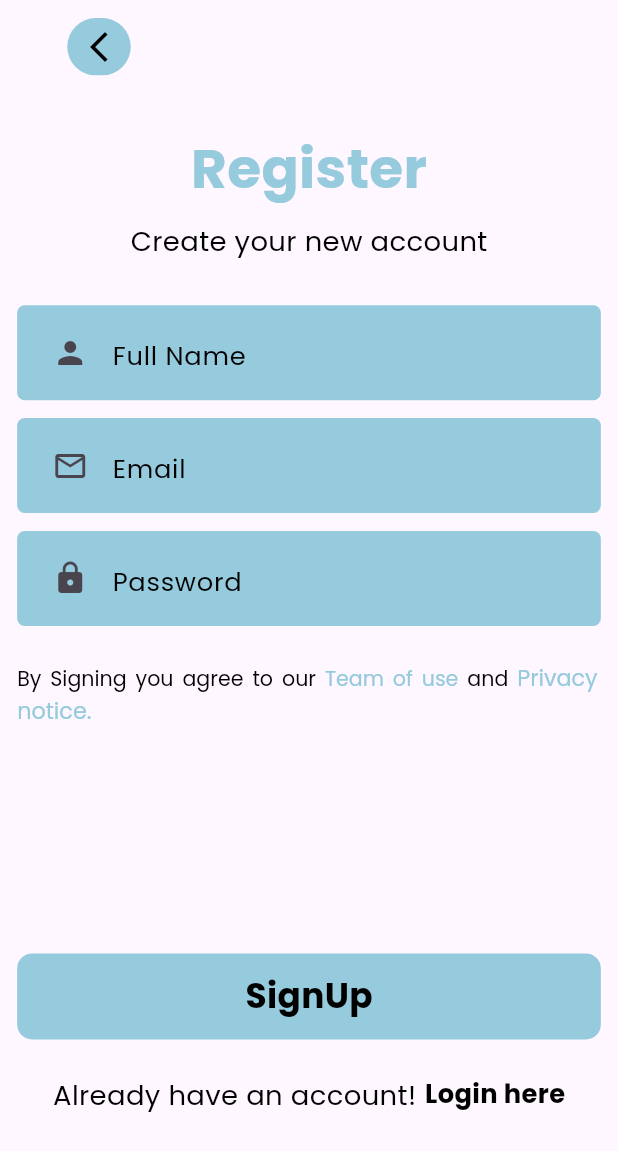
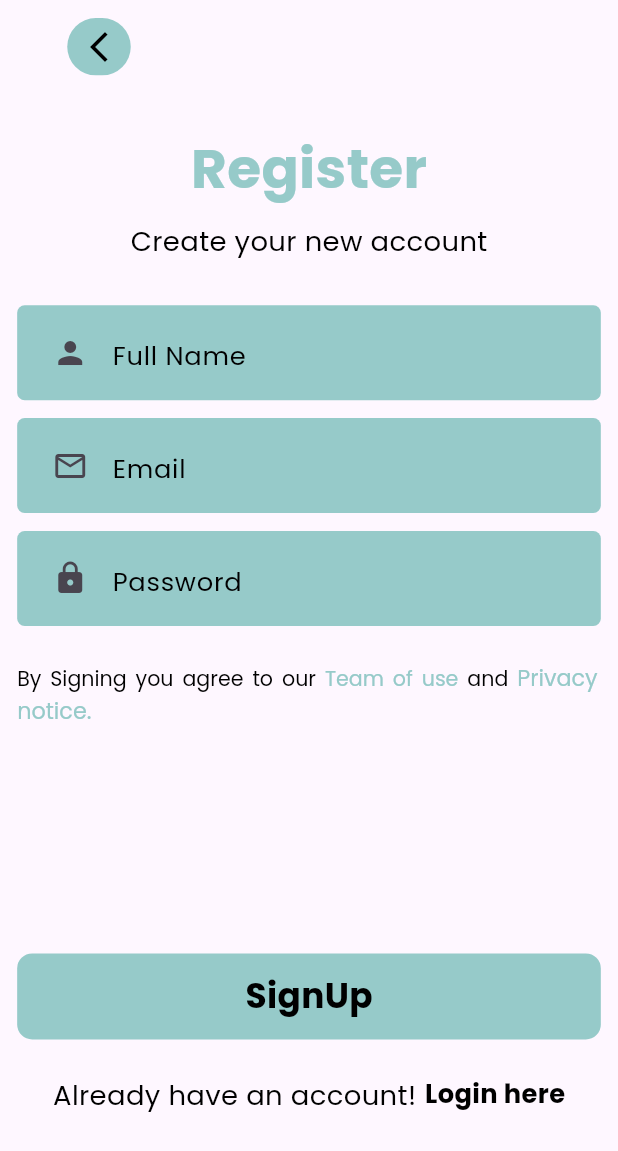
Before and after one commit to sadiqawan/qurbani_app, a Flutter app: the screen it shows after launch, after a tap on "Sign Up", on a phone screen of 412 x 824 dp. Shown: the top 1151 px of the screen. Run offline on Flutter 3.47's test engine with Material 3 defaults, Android fonts, the phone set to English and light mode, and no system bars; our stand-ins replace cloud_firestore, firebase_auth, firebase_core, flutter_screenutil, get, google_fonts and 2 more; missing offline and left inert: fade_out_particle; accounts and stored records are empty.

Commit message:
fiebase added

```diff
--- a/lib/const/constant_colors.dart
+++ b/lib/const/constant_colors.dart
@@ -1,6 +1,6 @@
 import 'dart:ui';
 import 'package:flutter/material.dart';
 
-var kPriemryColor = const Color.fromRGBO(150, 202, 221,1);
+var kPriemryColor = const Color.fromRGBO(150, 202, 201,1);
 var kWhit =  Colors.white;
 var kBlack =  Colors.black;
--- a/lib/main.dart
+++ b/lib/main.dart
@@ -1,8 +1,20 @@
+import 'package:firebase_core/firebase_core.dart';
 import 'package:flutter/material.dart';
-import 'package:medally_pro/views/auth%20_view/registration_view/registration_view.dart';
+import 'package:flutter_screenutil/flutter_screenutil.dart';
+import 'package:get/get.dart';
 import 'package:medally_pro/views/splash_view/splash_view.dart';
 
-void main() {
+void main() async{
+  WidgetsFlutterBinding.ensureInitialized();
+  await Firebase.initializeApp(
+    options: const FirebaseOptions(
+      apiKey: 'AIzaSyDkfCdpv_V4-mDfMkLylw7B-7GKs1ZJApQ',
+      appId: '1:295050447190:android:d9cab16e55a73d1950eef7',
+      messagingSenderId: '295050447190',
+      projectId: 'newapp-2580d',
+      storageBucket: 'newapp-2580d.appspot.com',
+    ),
+  );
   runApp(const MyApp());
 }
 
@@ -12,14 +24,23 @@ class MyApp extends StatelessWidget {
   // This widget is the root of your application.
   @override
   Widget build(BuildContext context) {
-    return MaterialApp(
-      title: 'MediallyPro',
-      theme: ThemeData(
+    return ScreenUtilInit(
+      designSize: const Size(360, 690),
+      splitScreenMode: true,
+      minTextAdapt: true,
+      builder: (BuildContext context, Widget? child) {
+        return GetMaterialApp(
+            debugShowCheckedModeBanner: false,
+            title: 'MediallyPro',
+            theme: ThemeData(
+              primarySwatch: Colors.cyan,
+            ),
+            home: const SplashScreen()
+          // ModelTestClass()
+          // BottomNavbarScreen()
 
-        colorScheme: ColorScheme.fromSeed(seedColor: Colors.deepPurple),
-        useMaterial3: true,
-      ),
-      home: const SplashScreen(),
+        );
+      },
     );
   }
 }
--- a/lib/views/auth _view/login_view/login_view.dart
+++ b/lib/views/auth _view/login_view/login_view.dart
@@ -27,8 +27,8 @@ class LoginScreen extends StatelessWidget {
                     clipper: _BottomCurveClipper(),
                     child: Image.asset(
                       'assets/images/medical-icon.png',
-                      width: double.infinity,
-                      height: 250.h,
+                      width: 180.w,
+                      height: 180.h,
                       fit: BoxFit.cover,
                     ),
                   ),
--- a/lib/views/nave_view/navbar_view.dart
+++ b/lib/views/nave_view/navbar_view.dart
@@ -3,7 +3,6 @@ import 'package:flutter_screenutil/flutter_screenutil.dart';
 import 'package:get/get.dart';
 import 'package:medally_pro/views/nave_view/profile_view/profile_view.dart';
 import 'package:salomon_bottom_bar/salomon_bottom_bar.dart';
-
 import '../../const/constant_colors.dart';
 import '../../controller/app_controller.dart';
 import 'home_view/home_view.dart';
--- a/lib/views/splash_view/splash_view.dart
+++ b/lib/views/splash_view/splash_view.dart
@@ -1,13 +1,9 @@
 import 'dart:async';
-
 import 'package:flutter/material.dart';
 import 'package:flutter_screenutil/flutter_screenutil.dart';
 import 'package:get/get.dart';
-import 'package:get/get_core/src/get_main.dart';
 import 'package:shared_preferences/shared_preferences.dart';
-
 import 'package:fade_out_particle/fade_out_particle.dart';
-
 import '../../const/constant_colors.dart';
 import '../../const/contant_style.dart';
 import '../auth _view/login_view/login_view.dart';
@@ -53,8 +49,8 @@ class _SplashScreenState extends State<SplashScreen> {
             Column(
               children: [
                 Container(
-                  width: 220.w,
-                  height: 220.h,
+                  width: 180.w,
+                  height: 180.h,
                   decoration: const BoxDecoration(
                     shape: BoxShape.circle,
                     image: DecorationImage(
```
Also changed, not shown: 2 other files.
